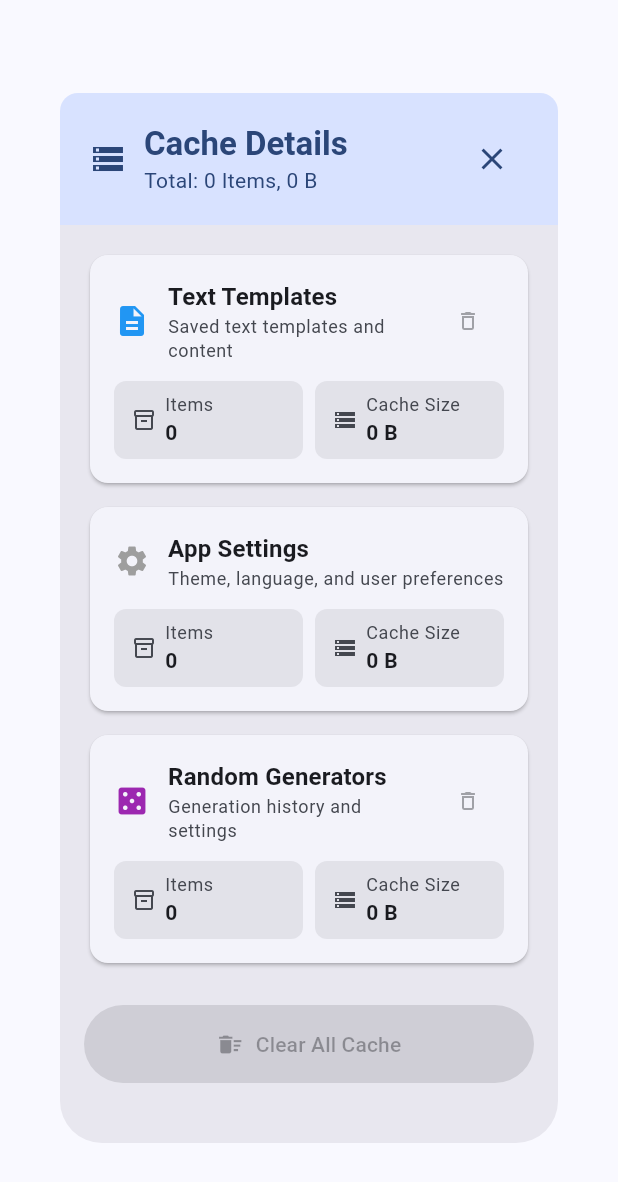
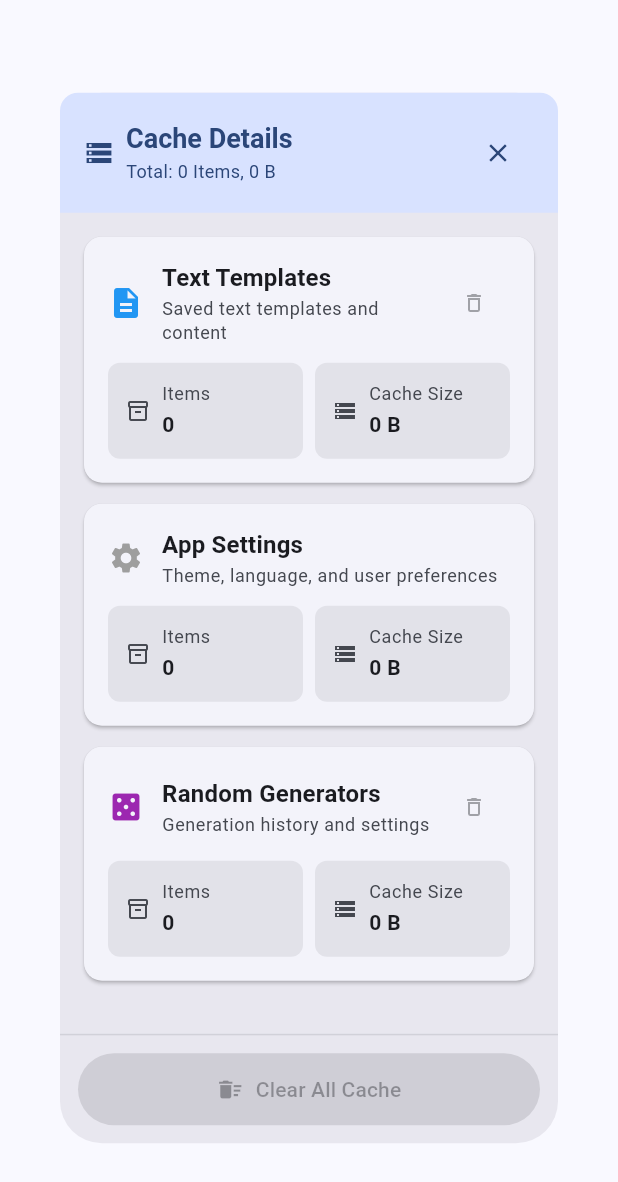
Before and after one commit to TrongAJTT/SETPocket, a Flutter app: the CacheDetailsDialog widget shown alone on an empty page, opened directly, on a phone screen of 412 x 824 dp. Shown: the top 1182 px of the screen. Run offline on Flutter 3.47's test engine with Material 3 defaults, Android fonts, the phone set to English and light mode, and no system bars; our stand-ins replace file_picker, logger, shared_preferences; missing offline and left inert: quick_actions; accounts and stored records are empty.

Commit message:
Settings: Improve UX. - Cache buttons. - Cache detail viewer dialog.

```diff
--- a/lib/widgets/cache_details_dialog.dart
+++ b/lib/widgets/cache_details_dialog.dart
@@ -231,8 +231,8 @@ class _CacheDetailsDialogState extends State<CacheDetailsDialog> {
                   ),
               ],
             ),
-            const SizedBox(height: 12),
-            Row(
+            const SizedBox(height: 12),            IntrinsicHeight(
+              child: Row(
                 children: [
                   Expanded(
                     child: _buildInfoChip(
@@ -251,14 +251,14 @@ class _CacheDetailsDialogState extends State<CacheDetailsDialog> {
                   ),
                 ],
               ),
+            ),
           ],
         ),
       ),
-    );
-  }
-
+    );  }
   Widget _buildInfoChip(String label, String value, IconData icon) {
     return Container(
+      constraints: const BoxConstraints(minHeight: 64), // Use minHeight instead of fixed height
       padding: const EdgeInsets.symmetric(horizontal: 12, vertical: 8),
       decoration: BoxDecoration(
         color: Theme.of(context).colorScheme.surfaceContainerHighest,
@@ -272,22 +272,29 @@ class _CacheDetailsDialogState extends State<CacheDetailsDialog> {
             size: 16,
             color: Theme.of(context).colorScheme.onSurfaceVariant,
           ),
-          const SizedBox(width: 6),
+          const SizedBox(width: 8),
           Expanded(
             child: Column(
               crossAxisAlignment: CrossAxisAlignment.start,
+              mainAxisAlignment: MainAxisAlignment.center,
+              mainAxisSize: MainAxisSize.min, // Allow column to shrink if needed
               children: [
                 Text(
                   label,
                   style: Theme.of(context).textTheme.bodySmall?.copyWith(
                         color: Theme.of(context).colorScheme.onSurfaceVariant,
                       ),
+                  maxLines: 2,
+                  overflow: TextOverflow.ellipsis,
                 ),
+                const SizedBox(height: 2),
                 Text(
                   value,
                   style: Theme.of(context).textTheme.bodyMedium?.copyWith(
                         fontWeight: FontWeight.bold,
                       ),
+                  maxLines: 1,
+                  overflow: TextOverflow.ellipsis,
                 ),
               ],
             ),
@@ -322,7 +329,6 @@ class _CacheDetailsDialogState extends State<CacheDetailsDialog> {
         return Colors.grey;
     }
   }
-
   @override
   Widget build(BuildContext context) {
     final loc = AppLocalizations.of(context)!;
@@ -331,16 +337,25 @@ class _CacheDetailsDialogState extends State<CacheDetailsDialog> {
     final totalItems =
         _cacheInfo.values.fold(0, (sum, info) => sum + info.itemCount);
 
+    final screenSize = MediaQuery.of(context).size;
+    final isDesktop = screenSize.width >= 600;
+
+    // Responsive sizing for dialog
+    final dialogWidth = isDesktop
+        ? 600.0
+        : screenSize.width * 0.95;
+    final dialogMaxHeight = screenSize.height * 0.85; // Increase from 0.8 to 0.85
+
     return Dialog(
       child: Container(
-        width: MediaQuery.of(context).size.width * 0.9,
-        constraints: const BoxConstraints(maxWidth: 600, maxHeight: 700),
+        width: dialogWidth,
+        constraints: BoxConstraints(maxHeight: dialogMaxHeight),
         child: Column(
           mainAxisSize: MainAxisSize.min,
           children: [
             // Header
             Container(
-              padding: const EdgeInsets.all(20),
+              padding: EdgeInsets.all(isDesktop ? 20 : 16),
               decoration: BoxDecoration(
                 color: Theme.of(context).colorScheme.primaryContainer,
                 borderRadius: const BorderRadius.only(
@@ -352,9 +367,10 @@ class _CacheDetailsDialogState extends State<CacheDetailsDialog> {
                 children: [
                   Icon(
                     Icons.storage,
+                    size: isDesktop ? 24 : 20,
                     color: Theme.of(context).colorScheme.onPrimaryContainer,
                   ),
-                  const SizedBox(width: 12),
+                  SizedBox(width: isDesktop ? 12 : 8),
                   Expanded(
                     child: Column(
                       crossAxisAlignment: CrossAxisAlignment.start,
@@ -367,8 +383,12 @@ class _CacheDetailsDialogState extends State<CacheDetailsDialog> {
                                         .colorScheme
                                         .onPrimaryContainer,
                                     fontWeight: FontWeight.bold,
+                                    fontSize: isDesktop ? null : 18,
                                   ),
+                          maxLines: 1,
+                          overflow: TextOverflow.ellipsis,
                         ),
+                        SizedBox(height: isDesktop ? 4 : 2),
                         Text(
                           '${loc.total}: $totalItems ${loc.cacheItems}, ${CacheService.formatCacheSize(totalSize)}',
                           style:
@@ -376,7 +396,10 @@ class _CacheDetailsDialogState extends State<CacheDetailsDialog> {
                                     color: Theme.of(context)
                                         .colorScheme
                                         .onPrimaryContainer,
+                                    fontSize: isDesktop ? null : 12,
                                   ),
+                          maxLines: isDesktop ? 1 : 2,
+                          overflow: TextOverflow.ellipsis,
                         ),
                       ],
                     ),
@@ -385,6 +408,7 @@ class _CacheDetailsDialogState extends State<CacheDetailsDialog> {
                     onPressed: () => Navigator.of(context).pop(),
                     icon: Icon(
                       Icons.close,
+                      size: isDesktop ? 24 : 20,
                       color: Theme.of(context).colorScheme.onPrimaryContainer,
                     ),
                   ),
@@ -392,8 +416,8 @@ class _CacheDetailsDialogState extends State<CacheDetailsDialog> {
               ),
             ),
 
-            // Content
-            Flexible(
+            // Content - Use Expanded instead of Flexible to take remaining space
+            Expanded(
               child: _loading
                   ? const Center(
                       child: Padding(
@@ -401,24 +425,47 @@ class _CacheDetailsDialogState extends State<CacheDetailsDialog> {
                         child: CircularProgressIndicator(),
                       ),
                     )
-                  : ListView(
-                      padding: const EdgeInsets.all(16),
+                  : Column(
+                      children: [
+                        // Scrollable content
+                        Expanded(
+                          child: ListView(
+                            padding: EdgeInsets.all(isDesktop ? 16 : 12),
                             children: [
                               ..._cacheInfo.entries.map(
                                 (entry) => Padding(
-                            padding: const EdgeInsets.only(bottom: 8),
+                                  padding: EdgeInsets.only(bottom: isDesktop ? 8 : 6),
                                   child: _buildCacheSection(entry.key, entry.value),
                                 ),
                               ),
-                        const SizedBox(height: 16), // Clear All Button
-                        FilledButton.icon(
+                            ],
+                          ),
+                        ),
+
+                        // Fixed bottom button area
+                        Container(
+                          padding: EdgeInsets.all(isDesktop ? 16 : 12),
+                          decoration: BoxDecoration(
+                            border: Border(
+                              top: BorderSide(
+                                color: Theme.of(context).colorScheme.outline.withValues(alpha: 0.2),
+                              ),
+                            ),
+                          ),
+                          child: SizedBox(
+                            width: double.infinity,
+                            child: FilledButton.icon(
                               onPressed: totalItems > 0 ? _clearAllCache : null,
                               icon: const Icon(Icons.delete_sweep),
                               label: Text(loc.clearAllCache),
                               style: FilledButton.styleFrom(
                                 backgroundColor: Colors.red.shade700,
                                 foregroundColor: Colors.white,
-                            padding: const EdgeInsets.symmetric(vertical: 16),
+                                padding: EdgeInsets.symmetric(
+                                  vertical: isDesktop ? 16 : 14,
+                                ),
+                              ),
+                            ),
                           ),
                         ),
                       ],
```
Also changed, not shown: lib/screens/main_settings.dart (+31 -13 lines). Lines whose indentation alone changed are shown as unchanged.
